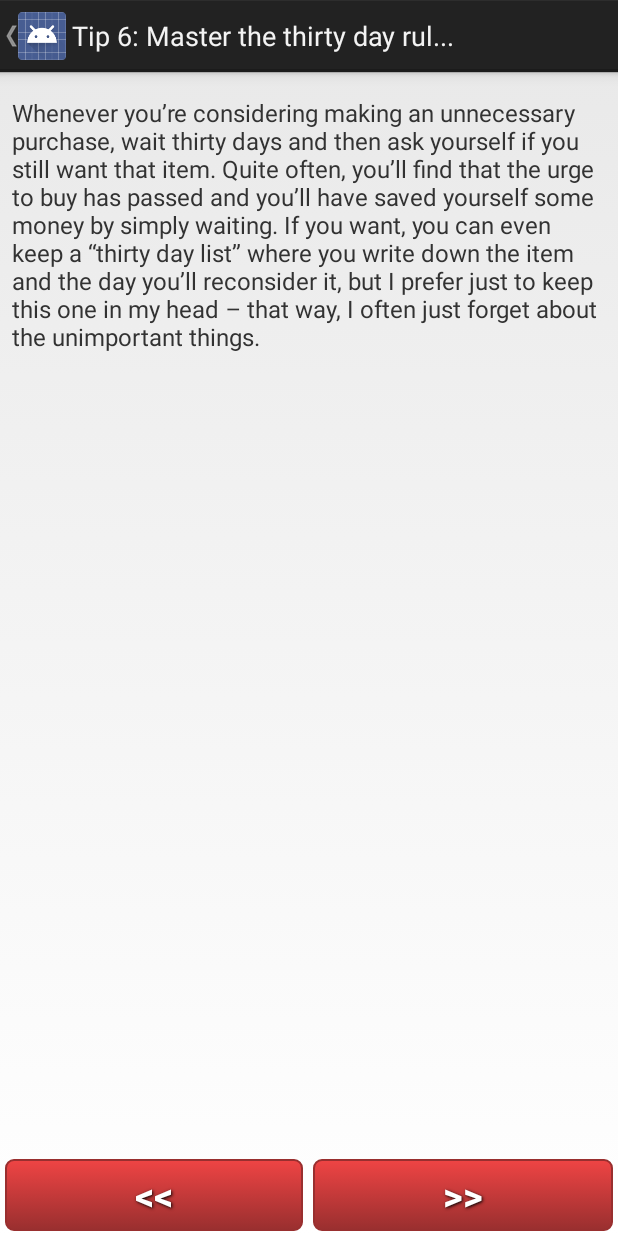
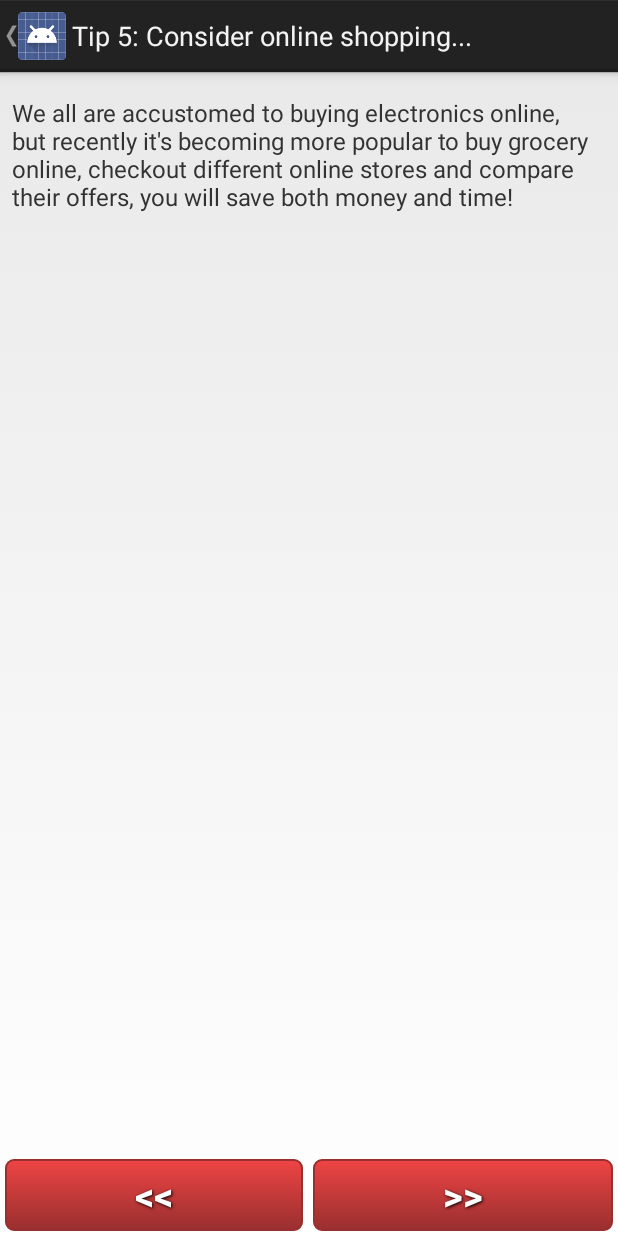
Before and after one commit to wlk/MoneySavingTips, an Android app: the screen it shows after launch (DetailsActivity), after a tap on "Random Tip", on a phone screen of 412 x 824 dp. Run offline under Robolectric (Android 15) with nearby library versions, the phone set to English and light mode, and no system bars; our stand-ins replace AdMob; 1 statement that could not run was skipped.

Commit message:
first release

```diff
--- a/app/src/main/AndroidManifest.xml
+++ b/app/src/main/AndroidManifest.xml
@@ -12,7 +12,8 @@
         android:theme="@style/AppTheme">
         <activity
             android:name=".MainScreenActivity"
-            android:label="@string/app_name">
+            android:label="@string/app_name"
+            android:screenOrientation="portrait">
             <intent-filter>
                 <action android:name="android.intent.action.MAIN" />
                 <category android:name="android.intent.category.LAUNCHER" />
@@ -20,15 +21,17 @@
         </activity>
         <activity
             android:name="com.google.android.gms.ads.AdActivity"
-            android:configChanges="keyboard|keyboardHidden|orientation|screenLayout|uiMode|screenSize|smallestScreenSize" />
+            android:configChanges="keyboard|keyboardHidden|orientation|screenLayout|uiMode|screenSize|smallestScreenSize"
+            android:screenOrientation="portrait"/>
 
         <meta-data
             android:name="com.google.android.gms.version"
-            android:value="@integer/google_play_services_version" />
+            android:value="5100000" />
 
         <activity
             android:name=".DetailsActivity"
-            android:parentActivityName=".MainScreenActivity">
+            android:parentActivityName=".MainScreenActivity"
+            android:screenOrientation="portrait">
             <meta-data
                 android:name="android.support.PARENT_ACTIVITY"
                 android:value="com.varwise.moneysavingtips.MainScreenActivity" />
--- a/app/src/main/java/com/varwise/moneysavingtips/DetailsActivity.java
+++ b/app/src/main/java/com/varwise/moneysavingtips/DetailsActivity.java
@@ -41,7 +41,12 @@ public class DetailsActivity extends Activity {
 
         MenuItem item = menu.findItem(R.id.action_share);
         mShareActionProvider = (ShareActionProvider) item.getActionProvider();
-        String shareBody = "http://bit.ly/1upOr3Q " + MainScreenActivity.adapter.getTipText(tipId);
+        String toShare = "http://bit.ly/1upOr3Q " + MainScreenActivity.adapter.getTipText(tipId);
+        String shareBody = toShare.substring(0, Math.min(135, toShare.length()));
+        if(toShare.length() > 135){
+            shareBody = shareBody + "...";
+        }
+
         Intent sharingIntent = new Intent(android.content.Intent.ACTION_SEND);
         sharingIntent.setType("text/plain");
         sharingIntent.putExtra(android.content.Intent.EXTRA_SUBJECT, "Money Saving Tip");
--- a/app/src/main/res/layout/about.xml
+++ b/app/src/main/res/layout/about.xml
@@ -9,7 +9,7 @@
         <ImageView
             android:layout_width="wrap_content"
             android:layout_height="wrap_content"
-            android:layout_gravity="left|center"
+            android:layout_gravity="center"
             android:src="@drawable/ic_launcher" />
 
         <TextView
--- a/app/src/main/res/values/strings.xml
+++ b/app/src/main/res/values/strings.xml
@@ -12,53 +12,18 @@
     <string name="share_using">Share Using</string>
 
     <string-array name="tips">
-        <item>item pierwszy\tasdfwwwwwwwwwwwwwwwwww\n\n\n\n\n\nwwwwwwwwwwwwwwwww\n\n\nwww\n\n\www\n\n\n\n\nwwwwww</item>
-        <item>Switch your bank accounts to a bank that respects you\tYou shouldn’t be spending your hard-earned money on maintenance fees – you also should be earning some serious interest on your checking and savings accounts. Interest rates are not what they once were, but some of the best free checking accounts and best savings accounts can be found online</item>
-        <item>Turn off the television\tOne big way to save money is to watch less television. There are a lot of financial benefits to this: less exposure to guilt-inducing ads, more time to focus on other things in life, less electrical use, and so on. It’s great to unwind in the evening, but seek another hobby to do that.</item>
-        <item>Turn a critical eye to your "collections"\tMost people collect something – what do you collect? Is it something that consistently brings you joy?\nOr is it something that you just do out of habit at this point? Does the collection itself have value? Could you perhaps “trim the fat” from this collection by getting rid of duplicates or getting rid of the items you no longer use? Also, could you perhaps cut down on your spending on that hobby? Focus on trimming the things you don’t feel strongly about – if you dig into things that bother you, you’re going to eventually relapse.</item>
-        <item>Make your own gifts instead of buying stuff from the store\tYou can make food mixes, candles, bread, cookies, soap, and all kinds of other things at home quite easily and inexpensively. These make spectacular gifts for others because they involve your homemade touch, plus quite often they’re consumable, meaning they don’t wind up filling someone’s closet with junk. Even better – include a personal handwritten note with the gift. This will make it even more special than anything you could possibly buy down at the mall, plus it saves you money.</item>
-        <item>Master the thirty day rule\tWhenever you’re considering making an unnecessary purchase, wait thirty days and then ask yourself if you still want that item. Quite often, you’ll find that the urge to buy has passed and you’ll have saved yourself some money by simply waiting. If you want, you can even keep a “thirty day list” where you write down the item and the day you’ll reconsider it, but I prefer just to keep this one in my head – that way, I often just forget about the unimportant things.</item>
-        <item></item>
-        <item></item>
-        <item></item>
-        <item></item>
-        <item></item>
-        <item></item>
-        <item></item>
-        <item></item>
-        <item></item>
-        <item></item>
-        <item></item>
-        <item></item>
-        <item></item>
-        <item></item>
-        <item></item>
-        <item></item>
-        <item></item>
-        <item></item>
-        <item></item>
-        <item></item>
-        <item></item>
-        <item></item>
-        <item></item>
-        <item></item>
-        <item></item>
-        <item></item>
-        <item></item>
-        <item></item>
-        <item></item>
-        <item></item>
-        <item></item>
-        <item></item>
-        <item></item>
-        <item></item>
-        <item></item>
-        <item></item>
-        <item></item>
-        <item></item>
-        <item></item>
-        <item></item>
-        <item></item>
+        <item>Shopping list\tAlways go shopping with a prepared list of items to buy. Make sure you stick to the list!</item>
+        <item>Don\'t overspend on food\tPrepare your standard \"shopping basked\", compare different stores to find one where you can buy all items the cheapest</item>
+        <item>Limit sugar\tLimiting sugar will help both: your budget and your body</item>
+        <item>Limit eating out\tTry to limit eating out as much as possible. This will help you to save a lot of money, and you will also quickly find out that preparing food at home can be very enjoyable.\nOne of the biggest money sucking eating out habit is coffee.</item>
+        <item>Consider online shopping\tWe all are accustomed to buying electronics online, but recently it\'s becoming more popular to buy grocery online, checkout different online stores and compare their offers, you will save both money and time!</item>
+        <item>Browse supplies regularly\tMake sure to browse all your home food supplies regularly to avoid unnecessary past food, this both helps to limit wasted food and will help you save some money. Review your supplies for example weekly and move all items getting close to expiration date to the front of the shelves</item>
+        <item>Buy a water filter\tInstead of buying bottled water it\'s worth investing in a water filter and reusable bottle with a built-in carbon filter</item>
+        <item>Test cheap food\tDo not believe in the word that \"the brand is better\". Often, the same products are offered under the brand name supermarkets. Read ingredients, check if it\'s the same manufacturer, buy for test and decide yourself whether you satisfy the product for half the price without the logo.</item>
+        <item>Change bank account for the one without fees\tBanks change their offer quite frequently, and we should react and change banks. Loyalty in this sector - does not pay.</item>
+        <item>Close the unused bank accounts\tIf you have a account bank account that is unnecessary - close them because maybe you limit the possibility to take advantage of the promotion for new customers. Additionally when bank changes their fees, you won\'t be affected</item>
+        <item>Use the bonus moneyback\tSome banks support your loyalty - make sure to check your bank offer. Heavy use of the services of the bank (transfer salaries, purchases with debit cards) give you the chance for bonuses of some banks. Earnings depend on the earnings and creativity.</item>
+        <item>Repay the loans in other currencies using currency bought online\tInternet Exchange offices have a low spread (the difference between the buying and selling) so that you earn as much as 10 cents on every-selling 1 euro. This will make a lot of difference if you have a lot of loans</item>
     </string-array>
 
 </resources>
```
Also changed, not shown: 1 other file.
